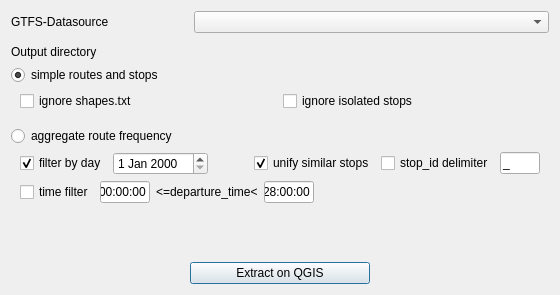
MIERUNE/GTFS-GO, file gtfs_go_dialog_base.ui: the form before one commit.
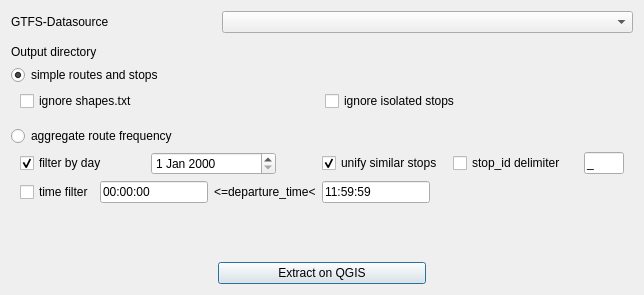
The form after the commit. Custom widgets are drawn as their Qt base class.

Commit message: time filter - validate user input

```diff
--- a/gtfs_go_dialog_base.ui
+++ b/gtfs_go_dialog_base.ui
@@ -6,7 +6,7 @@
    <rect>
     <x>0</x>
     <y>0</y>
-    <width>543</width>
+    <width>644</width>
     <height>295</height>
    </rect>
   </property>
@@ -294,7 +294,7 @@
           </property>
           <property name="maximumSize">
            <size>
-            <width>50</width>
+            <width>16777215</width>
             <height>16777215</height>
            </size>
           </property>
@@ -323,12 +323,12 @@
           </property>
           <property name="maximumSize">
            <size>
-            <width>50</width>
+            <width>16777215</width>
             <height>16777215</height>
            </size>
           </property>
           <property name="text">
-           <string>28:00:00</string>
+           <string>11:59:59</string>
           </property>
           <property name="placeholderText">
            <string/>
```
The commit also changes 1 other file.
